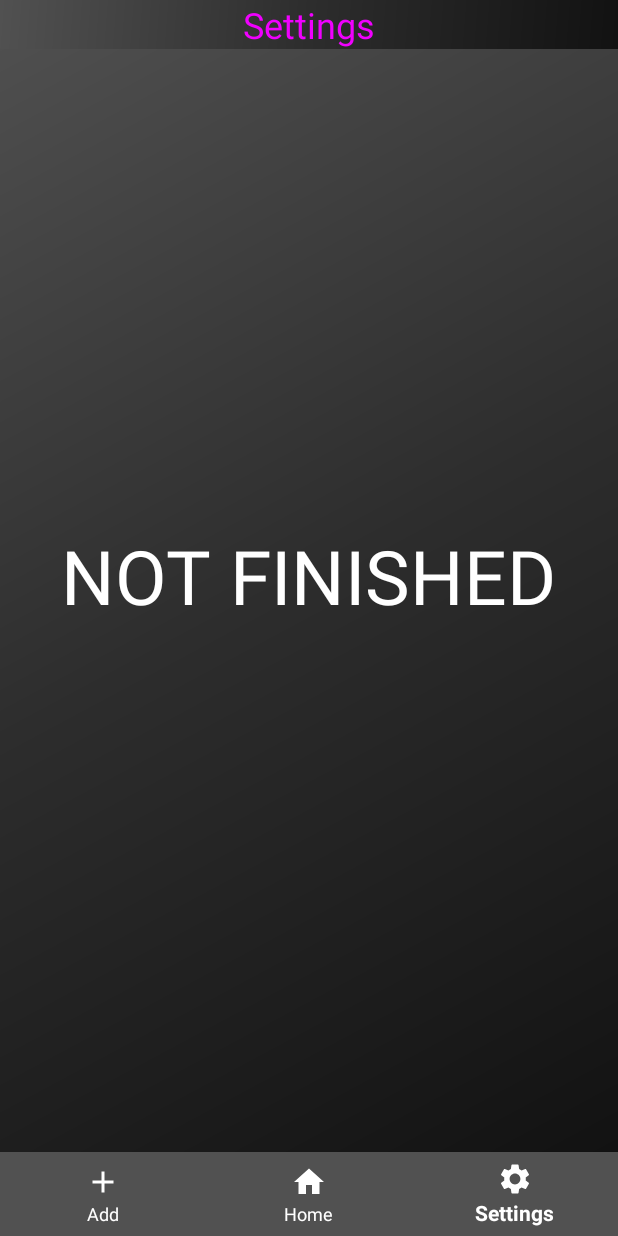
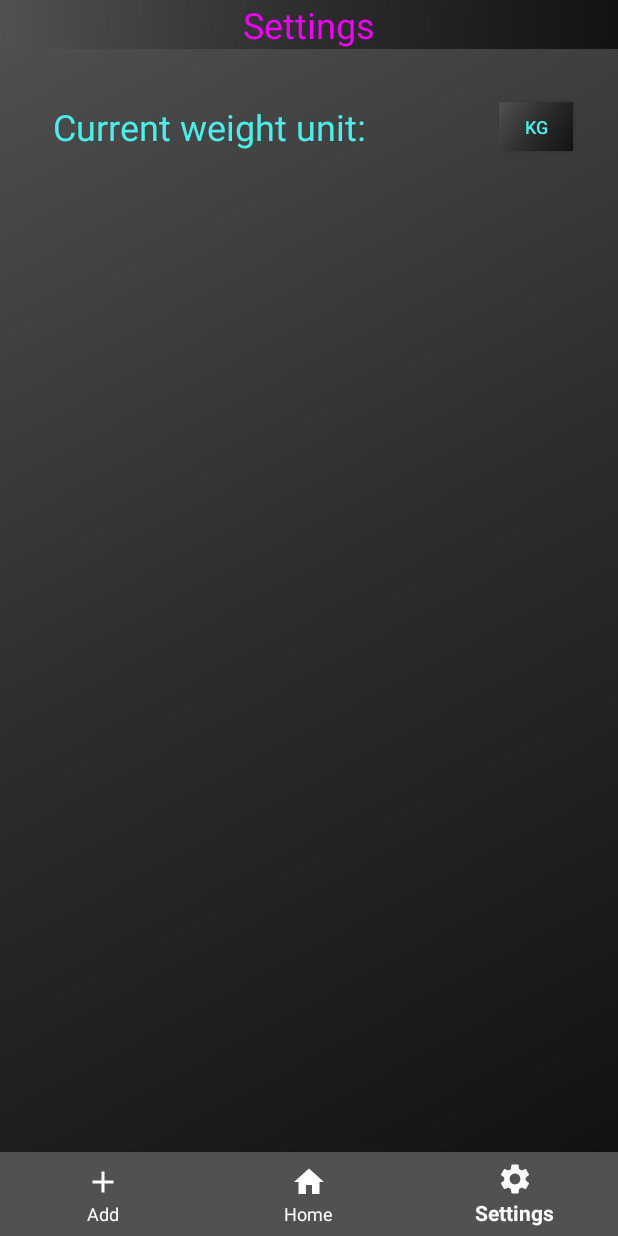
Before and after one commit to ErnestasOkunevic/Size-Tracker, an Android app: the screen it shows after launch (MainActivity), item 3 of the bottom bar chosen, on a phone screen of 412 x 824 dp. Run offline under Robolectric (Android 15) with nearby library versions, the phone set to English and light mode, and no system bars; our stand-ins replace Room's generated code; libraries missing offline, so code that uses them is left out: com.jjoe64.graphview; 6 statements that could not run were skipped.

Commit message:
Added functionality in settings: now the user can switch between kilograms and lbs

```diff
--- a/app/src/main/java/com/ernokun/sizetracker/activities/MainActivity.java
+++ b/app/src/main/java/com/ernokun/sizetracker/activities/MainActivity.java
@@ -25,7 +25,7 @@ import com.google.android.material.bottomnavigation.BottomNavigationView;
 import java.util.ArrayList;
 import java.util.List;
 
-public class MainActivity extends AppCompatActivity implements AddFragment.AddFragmentListener {
+public class MainActivity extends AppCompatActivity implements AddFragment.AddFragmentListener, SettingsFragment.SettingsListener {
 
     // The bottom navigation bar.
     private BottomNavigationView bottomNav;
@@ -120,4 +120,13 @@ public class MainActivity extends AppCompatActivity implements AddFragment.AddFr
         // Highlights the Home selection in the bottom navigation bar.
         bottomNav.getMenu().findItem(R.id.nav_home).setChecked(true);
     }
+
+    @Override
+    public void changeSetting(String command) {
+        switch (command) {
+            case SettingsFragment.COMMAND_CHANGE_UNIT:
+                homeFragment.changeUnit();
+                break;
+        }
+    }
 }
--- a/app/src/main/java/com/ernokun/sizetracker/activities/fragments/AddFragment.java
+++ b/app/src/main/java/com/ernokun/sizetracker/activities/fragments/AddFragment.java
@@ -36,8 +36,7 @@ public class AddFragment extends Fragment {
 
     @Nullable
     @Override
-    public View onCreateView(@NonNull LayoutInflater inflater, @Nullable ViewGroup container,
-                             @Nullable Bundle savedInstanceState) {
+    public View onCreateView(@NonNull LayoutInflater inflater, @Nullable ViewGroup container, @Nullable Bundle savedInstanceState) {
         View v = inflater.inflate(R.layout.fragment_add, container, false);
 
         findViews(v);
--- a/app/src/main/java/com/ernokun/sizetracker/activities/fragments/HomeFragment.java
+++ b/app/src/main/java/com/ernokun/sizetracker/activities/fragments/HomeFragment.java
@@ -37,6 +37,10 @@ public class HomeFragment extends Fragment {
 
     private GraphView graph;
 
+    private boolean shouldBeKilograms = true;
+
+
+
 
     @Nullable
     @Override
@@ -46,15 +50,15 @@ public class HomeFragment extends Fragment {
         recyclerView = v.findViewById(R.id.weight_recycler_view_id);
         graph = v.findViewById(R.id.graph_id);
 
-        prepareRecyclerView(v);
+        prepareRecyclerView(shouldBeKilograms);
         prepareViewModel();
         enableSwipeToDelete();
 
         return v;
     }
 
-    private void prepareRecyclerView(View v) {
-        weightAdapter = new WeightAdapter();
+    private void prepareRecyclerView(boolean shouldBeKilograms) {
+        weightAdapter = new WeightAdapter(shouldBeKilograms);
 
         recyclerView.setLayoutManager(new LinearLayoutManager(getContext()));
         recyclerView.setAdapter(weightAdapter);
@@ -85,7 +89,6 @@ public class HomeFragment extends Fragment {
 
         graph.addSeries(dataPoints);
         graph.setTitle("Your weight history");
-        graph.setHorizontalScrollBarEnabled(true);
         graph.setCursorMode(true);
     }
 
@@ -94,19 +97,20 @@ public class HomeFragment extends Fragment {
 
         DataPoint[] dataPoints = new DataPoint[weighCount];
 
-
         int currentIndex = 0;
         for (int i = weighCount - 1; i >= 0; i--) {
             Weight currentWeight = weightAdapter.getWeightAt(i);
-            Log.d("ME", "I didn't crash when i was " + i + " and current index was " + currentIndex);
 
-            DataPoint currentDatapoint = new DataPoint(currentIndex + 1, currentWeight.getWeight_kg());
+            double weight;
+            if (shouldBeKilograms)
+                weight = currentWeight.getWeight_kg();
+            else
+                weight = currentWeight.getWeight_lbs();
 
+            DataPoint currentDatapoint = new DataPoint(currentIndex + 1, weight);
 
             dataPoints[currentIndex++] = currentDatapoint;
-
         }
-
 
         LineGraphSeries<DataPoint> series = new LineGraphSeries<DataPoint>(dataPoints);
 
@@ -144,4 +148,8 @@ public class HomeFragment extends Fragment {
         }).attachToRecyclerView(recyclerView);
     }
 
+
+    public void changeUnit() {
+        shouldBeKilograms = !shouldBeKilograms;
+    }
 }
--- a/app/src/main/java/com/ernokun/sizetracker/activities/fragments/SettingsFragment.java
+++ b/app/src/main/java/com/ernokun/sizetracker/activities/fragments/SettingsFragment.java
@@ -1,9 +1,11 @@
 package com.ernokun.sizetracker.activities.fragments;
 
+import android.content.Context;
 import android.os.Bundle;
 import android.view.LayoutInflater;
 import android.view.View;
 import android.view.ViewGroup;
+import android.widget.Button;
 
 import androidx.annotation.NonNull;
 import androidx.annotation.Nullable;
@@ -12,9 +14,66 @@ import androidx.fragment.app.Fragment;
 import com.ernokun.sizetracker.R;
 
 public class SettingsFragment extends Fragment {
+
+    private Button changeWeightUnitButton;
+
+    private SettingsListener listener;
+
+    private static String currentButton_text = "";
+
+    private static final String[] BUTTON_TEXT = {"kg", "lbs"};
+
+    public static final String COMMAND_CHANGE_UNIT = "CHANGE_WEIGHT_UNIT";
+
+
+    public interface SettingsListener {
+        void changeSetting(String command);
+    }
+
     @Nullable
     @Override
     public View onCreateView(@NonNull LayoutInflater inflater, @Nullable ViewGroup container, @Nullable Bundle savedInstanceState) {
-        return inflater.inflate(R.layout.fragment_settings, container, false);
+        View v = inflater.inflate(R.layout.fragment_settings, container, false);
+        changeWeightUnitButton = v.findViewById(R.id.change_weight_unit_button);
+
+        if(!currentButton_text.equals(""))
+            changeWeightUnitButton.setText(currentButton_text);
+
+        changeWeightUnitButton.setOnClickListener(new View.OnClickListener() {
+            @Override
+            public void onClick(View v) {
+                listener.changeSetting(COMMAND_CHANGE_UNIT);
+
+                changeButtonText(changeWeightUnitButton.getText().toString());
+            }
+        });
+
+        return v;
+    }
+
+    private void changeButtonText(String currentText) {
+        if (currentText.equals(BUTTON_TEXT[0]))
+            changeWeightUnitButton.setText(BUTTON_TEXT[1]);
+        else
+            changeWeightUnitButton.setText(BUTTON_TEXT[0]);
+
+        currentButton_text = changeWeightUnitButton.getText().toString();
+    }
+
+    @Override
+    public void onAttach(@NonNull Context context) {
+        super.onAttach(context);
+
+        if (context instanceof SettingsListener)
+            listener = (SettingsListener) context;
+        else
+            throw new RuntimeException(context.toString()
+                    + " must implement SettingsListener");
+    }
+
+    @Override
+    public void onDetach() {
+        super.onDetach();
+        listener = null;
     }
 }
--- a/app/src/main/res/layout/fragment_settings.xml
+++ b/app/src/main/res/layout/fragment_settings.xml
@@ -8,11 +8,10 @@
 
     <TextView
         android:id="@+id/settings_fragment_name_id"
-        android:background="@drawable/background"
         android:layout_width="match_parent"
         android:layout_height="wrap_content"
         android:layout_centerHorizontal="true"
-        android:layout_marginBottom="50dp"
+        android:background="@drawable/background"
         android:text="Settings"
         android:textAlignment="center"
         android:textColor="@color/neon_purple"
@@ -20,12 +19,29 @@
 
     <TextView
         android:id="@+id/textView2"
-        android:layout_width="wrap_content"
+        android:layout_width="220dp"
         android:layout_height="wrap_content"
-        android:text="NOT FINISHED"
-        android:layout_centerHorizontal="true"
-        android:layout_centerVertical="true"
-        android:textSize="50dp"
-        android:textColor="#ffffff"/>
+        android:layout_below="@id/settings_fragment_name_id"
+        android:layout_alignParentLeft="true"
+        android:layout_marginLeft="35dp"
+        android:layout_marginTop="35dp"
+        android:text="Current weight unit:"
+        android:textColor="@color/neon_cyan"
+        android:textSize="24sp" />
+
+    <Button
+        android:id="@+id/change_weight_unit_button"
+        android:layout_width="49dp"
+        android:layout_height="33dp"
+        android:layout_alignTop="@id/textView2"
+        android:layout_alignBottom="@id/textView2"
+        android:background="@drawable/background"
+        android:textColor="@color/neon_cyan"
+        android:layout_alignParentRight="true"
+        android:layout_marginTop="0dp"
+        android:layout_marginLeft="30dp"
+        android:layout_marginRight="30dp"
+        android:text="kg"
+        android:textSize="12sp" />
 
 </RelativeLayout>
--- a/app/src/main/res/layout/recycler_item.xml
+++ b/app/src/main/res/layout/recycler_item.xml
@@ -18,7 +18,7 @@
         android:id="@+id/day_month_id"
         android:layout_width="wrap_content"
         android:layout_height="wrap_content"
-        android:layout_marginStart="20dp"
+        android:layout_marginStart="10dp"
         android:layout_marginTop="5dp"
         android:text="1 April"
         android:textColor="#ffffff"
@@ -30,7 +30,7 @@
         android:id="@+id/year_id"
         android:layout_width="wrap_content"
         android:layout_height="wrap_content"
-        android:layout_marginStart="20dp"
+        android:layout_marginStart="10dp"
         android:layout_marginTop="2dp"
         android:text="2018"
         android:textColor="#ffffff"
```
Also changed, not shown: app/src/main/java/com/ernokun/sizetracker/recycleradapters/WeightAdapter.java (+40 -11 lines).
